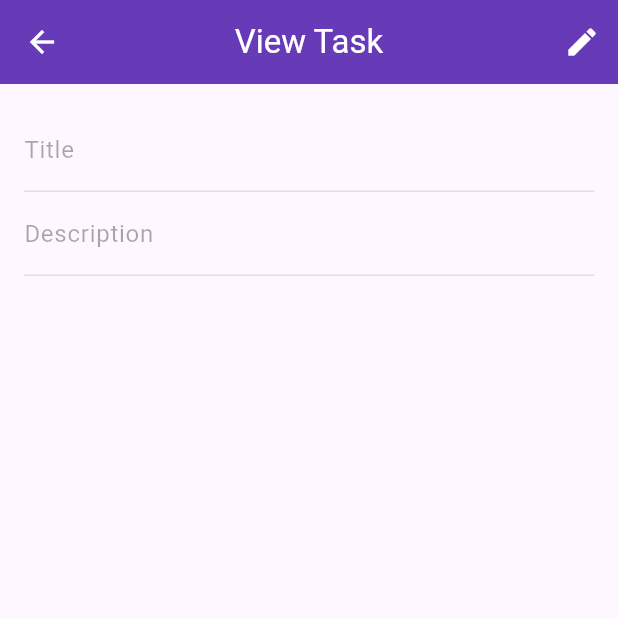
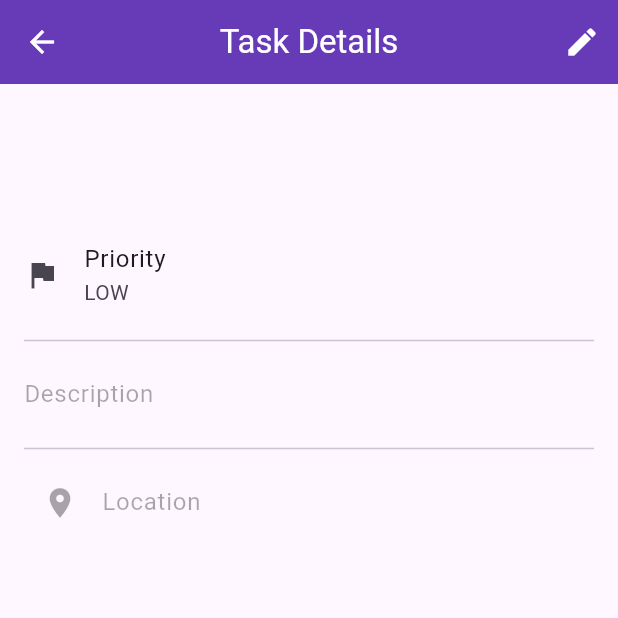
Before and after one commit to Benji377/Timety, a Flutter app: the TaskDetailScreen screen opened directly with empty values, on a phone screen of 412 x 824 dp, the top half of it. Run offline on Flutter 3.47's test engine with Material 3 defaults, Android fonts, the phone set to English and light mode, and no system bars; our stand-ins replace connectivity_plus, flutter_map, geolocator, latlong2, shared_preferences; accounts and stored records are empty.

Commit message:
basic mapping

```diff
--- a/lib/main.dart
+++ b/lib/main.dart
@@ -17,7 +17,7 @@ class TimetyApp extends StatelessWidget {
     return ChangeNotifierProvider(
       create: (_) => TaskProvider(repository: LocalTaskRepository()),
       child: MaterialApp(
-        title: 'Flutter Todo',
+        title: 'Timety',
         theme: AppTheme.lightTheme,
         home: const TodoListScreen(),
       ),
--- a/lib/providers/task_provider.dart
+++ b/lib/providers/task_provider.dart
@@ -17,9 +17,8 @@ class TaskProvider extends ChangeNotifier {
   }
 
   // Add a new Task
-  Future<void> addTask(String title, String description) async {
-    final newTask = Task(id: DateTime.now().toString(), title: title, description: description);
-    _tasks.add(newTask);
+  Future<void> addTask(Task task) async {
+    _tasks.add(task);
     await repository.saveTasks(_tasks);
     notifyListeners();
   }
--- a/lib/screens/task_detail_screen.dart
+++ b/lib/screens/task_detail_screen.dart
@@ -1,8 +1,8 @@
+// lib/screens/task_detail_screen.dart
 import 'package:flutter/material.dart';
 import 'package:provider/provider.dart';
 import '../data/task.dart';
 import '../providers/task_provider.dart';
-import '../widgets/app_dialogs.dart';
 
 class TaskDetailScreen extends StatefulWidget {
   final Task task;
@@ -15,23 +15,43 @@ class TaskDetailScreen extends StatefulWidget {
 }
 
 class _TaskDetailScreenState extends State<TaskDetailScreen> {
+  late bool _isEditing;
+
+  // Controllers
   late TextEditingController _titleController;
   late TextEditingController _descController;
-  late bool _isEditing;
+  late TextEditingController _locationController;
+
+  // State variables
+  late Priority _priority;
+  DateTime? _dueDate;
+  late String _category;
 
   @override
   void initState() {
     super.initState();
+    _isEditing = widget.isEditing;
     _titleController = TextEditingController(text: widget.task.title);
     _descController = TextEditingController(text: widget.task.description);
-    _isEditing = widget.isEditing;
+    _locationController = TextEditingController(text: widget.task.location);
+    _priority = widget.task.priority;
+    _dueDate = widget.task.dueDate;
+    _category = widget.task.category;
+  }
+
+  @override
+  void dispose() {
+    _titleController.dispose();
+    _descController.dispose();
+    _locationController.dispose();
+    super.dispose();
   }
 
   @override
   Widget build(BuildContext context) {
     return Scaffold(
       appBar: AppBar(
-        title: Text(_isEditing ? "Edit Task" : "View Task"),
+        title: Text(_isEditing ? "Edit Task" : "Task Details"),
         actions: [
           if (!_isEditing)
             IconButton(
@@ -40,47 +60,136 @@ class _TaskDetailScreenState extends State<TaskDetailScreen> {
             ),
         ],
       ),
-      body: Padding(
+      body: ListView(
         padding: const EdgeInsets.all(16.0),
-        child: Column(
         children: [
+          // Category Chip at the top
+          if (!_isEditing && _category.isNotEmpty)
+            Align(
+              alignment: Alignment.centerLeft,
+              child: Chip(
+                label: Text(_category),
+                backgroundColor: Theme.of(context).colorScheme.primaryContainer,
+              ),
+            ),
+
+          const SizedBox(height: 10),
+
+          // Title
           TextField(
             controller: _titleController,
             enabled: _isEditing,
-              decoration: const InputDecoration(labelText: 'Title'),
+            style: const TextStyle(fontSize: 22, fontWeight: FontWeight.bold),
+            decoration: InputDecoration(
+              labelText: _isEditing ? 'Title' : null,
+              border: _isEditing ? const OutlineInputBorder() : InputBorder.none,
             ),
+          ),
+          const SizedBox(height: 16),
+
+          // Priority
+          if (_isEditing)
+            DropdownButtonFormField<Priority>(
+              initialValue: _priority,
+              decoration: const InputDecoration(labelText: 'Priority', border: OutlineInputBorder()),
+              items: Priority.values.map((p) => DropdownMenuItem(value: p, child: Text(p.name.toUpperCase()))).toList(),
+              onChanged: (val) => setState(() => _priority = val!),
+            )
+          else
+            ListTile(
+              leading: const Icon(Icons.flag),
+              title: const Text('Priority'),
+              subtitle: Text(_priority.name.toUpperCase()),
+              contentPadding: EdgeInsets.zero,
+            ),
+
+          const Divider(),
+
+          // Description
           TextField(
             controller: _descController,
             enabled: _isEditing,
-              decoration: const InputDecoration(labelText: 'Description'),
+            maxLines: null,
+            decoration: InputDecoration(
+              labelText: _isEditing ? 'Description' : 'Description',
+              border: _isEditing ? const OutlineInputBorder() : InputBorder.none,
             ),
+          ),
+
+          const Divider(),
+
+          // Location & Map Placeholder
+          TextField(
+            controller: _locationController,
+            enabled: _isEditing,
+            decoration: InputDecoration(
+              labelText: 'Location',
+              prefixIcon: const Icon(Icons.location_on),
+              border: _isEditing ? const OutlineInputBorder() : InputBorder.none,
+            ),
+          ),
+
+          // Google Map Placeholder
+          if (!_isEditing && _locationController.text.isNotEmpty)
+            Container(
+              height: 150,
+              width: double.infinity,
+              margin: const EdgeInsets.only(top: 10),
+              decoration: BoxDecoration(
+                color: Colors.grey.shade300,
+                borderRadius: BorderRadius.circular(8),
+              ),
+              child: const Center(
+                child: Text('🌍 Google Maps Widget Goes Here\n(Requires API Key)', textAlign: TextAlign.center,),
+              ),
+            ),
+
+          const SizedBox(height: 24),
+
           if (_isEditing)
+            ElevatedButton.icon(
+              icon: const Icon(Icons.save),
+              onPressed: () {
+                // Show confirmation dialog
+                showDialog(
+                  context: context,
+                  builder: (ctx) => AlertDialog(
+                    title: const Text('Confirm Save'),
+                    content: const Text('Are you sure you want to save changes to this task?'),
+                    actions: [
+                      TextButton(
+                        onPressed: () => Navigator.of(ctx).pop(),
+                        child: const Text('Cancel'),
+                      ),
                       ElevatedButton(
-                onPressed: () async {
-                  final confirm = await AppDialogs.showConfirmation(
-                    context: context,
-                    title: 'Save Changes',
-                    content: 'Are you sure you want to save changes to this task?',
-                  );
-
-                  if (confirm != true) return; // User cancelled
-
-                  final updated = Task(
+                        onPressed: () {
+                          // Update the task in the provider
+                          final updatedTask = Task(
                             id: widget.task.id,
                             title: _titleController.text,
                             description: _descController.text,
+                            location: _locationController.text,
+                            priority: _priority,
+                            dueDate: _dueDate,
+                            category: _category,
                             isCompleted: widget.task.isCompleted,
                           );
-                  WidgetsBinding.instance.addPostFrameCallback((_) {
-                    if (!mounted) return; // Safety check
-                    context.read<TaskProvider>().updateTask(updated);
-                    Navigator.pop(context);
-                  });
+                          context.read<TaskProvider>().updateTask(updatedTask);
+                          Navigator.of(ctx).pop(); // Close dialog
+                          setState(() => _isEditing = false); // Exit edit mode
                         },
-                child: const Text('Save Changes'),
+                        child: const Text('Save'),
                       ),
                     ],
                   ),
+                );
+                // Save logic here via Provider
+                setState(() => _isEditing = false);
+              },
+              label: const Text('Save Changes'),
+              style: ElevatedButton.styleFrom(padding: const EdgeInsets.all(16)),
+            ),
+        ],
       ),
     );
   }
--- a/lib/screens/task_list_screen.dart
+++ b/lib/screens/task_list_screen.dart
@@ -1,8 +1,8 @@
 import 'package:flutter/material.dart';
 import 'package:provider/provider.dart';
 import '../providers/task_provider.dart';
-import '../widgets/add_task_dialog.dart';
 import '../widgets/app_dialogs.dart';
+import 'add_task_screen.dart';
 import 'task_detail_screen.dart';
 
 
@@ -86,16 +86,11 @@ class _TodoListScreenState extends State<TodoListScreen> {
       ),
       floatingActionButton: FloatingActionButton(
         onPressed: () {
-// Show the custom dialog
-          showDialog(
-            context: context,
-            builder: (context) => AddTaskDialog(
-              onAdd: (title, description) {
-                context.read<TaskProvider>().addTask(title, description);
-              },
-            ),
-          );
-        },
+        Navigator.push(
+              context,
+              MaterialPageRoute(builder: (context) => const AddTaskScreen()),
+            );
+          },
         child: const Icon(Icons.add),
       ),
     );
--- a/pubspec.yaml
+++ b/pubspec.yaml
@@ -36,6 +36,10 @@ dependencies:
   cupertino_icons: ^1.0.8
   shared_preferences: ^2.5.5
   provider: ^6.1.5+1
+  geolocator: ^14.0.2
+  connectivity_plus: ^7.1.1
+  flutter_map: ^8.3.0
+  latlong2: ^0.9.1
 
 dev_dependencies:
   flutter_test:
```
Also changed, not shown: lib/screens/add_task_screen.dart (added, +201 -0 lines), lib/widgets/add_task_dialog.dart (deleted, +0 -59 lines), lib/widgets/location_picker.dart (added, +162 -0 lines), pubspec.lock, 1 other file. Lines whose indentation alone changed are shown as unchanged.
